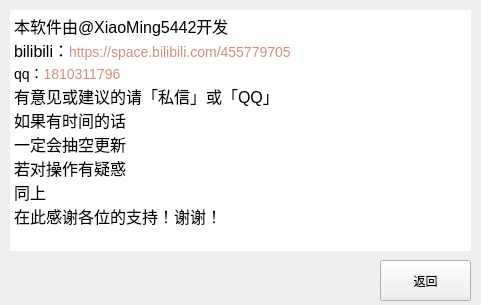
The window that ui/about.ui (XiaoMing5442/GenshinImpact_LotteryAlgorithm_pyside6) describes before a commit, drawn with Qt 5.
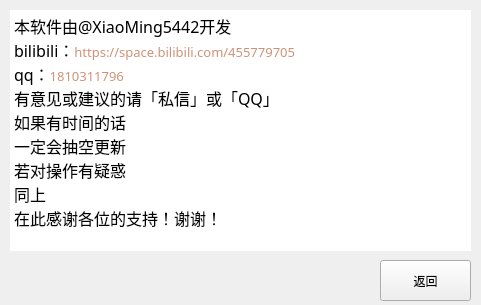
The same window after the commit.

```diff
--- a/ui/about.ui
+++ b/ui/about.ui
@@ -40,24 +40,27 @@
    </property>
    <property name="font">
     <font>
-     <family>Microsoft YaHei UI</family>
-     <pointsize>10</pointsize>
+     <family>阿里巴巴普惠体 2.0 65 Medium</family>
+     <pointsize>12</pointsize>
     </font>
    </property>
    <property name="html">
     <string>&lt;!DOCTYPE HTML PUBLIC &quot;-//W3C//DTD HTML 4.0//EN&quot; &quot;http://www.w3.org/TR/REC-html40/strict.dtd&quot;&gt;
-&lt;html&gt;&lt;head&gt;&lt;meta name=&quot;qrichtext&quot; content=&quot;1&quot; /&gt;&lt;style type=&quot;text/css&quot;&gt;
+&lt;html&gt;&lt;head&gt;&lt;meta name=&quot;qrichtext&quot; content=&quot;1&quot; /&gt;&lt;meta charset=&quot;utf-8&quot; /&gt;&lt;style type=&quot;text/css&quot;&gt;
 p, li { white-space: pre-wrap; }
-&lt;/style&gt;&lt;/head&gt;&lt;body style=&quot; font-family:'Microsoft YaHei UI'; font-size:10pt; font-weight:400; font-style:normal;&quot;&gt;
-&lt;p style=&quot; margin-top:0px; margin-bottom:0px; margin-left:0px; margin-right:0px; -qt-block-indent:0; text-indent:0px;&quot;&gt;&lt;span style=&quot; font-size:12pt;&quot;&gt;本软件由@XiaoMing5442开发&lt;/span&gt;&lt;/p&gt;
-&lt;p style=&quot; margin-top:0px; margin-bottom:0px; margin-left:0px; margin-right:0px; -qt-block-indent:0; text-indent:0px;&quot;&gt;&lt;span style=&quot; font-size:12pt;&quot;&gt;bilibili：&lt;/span&gt;&lt;span style=&quot; font-family:'Consolas','Courier New','monospace'; font-size:14px; color:#ce9178;&quot;&gt;https://space.bilibili.com/455779705&lt;/span&gt;&lt;/p&gt;
-&lt;p style=&quot; margin-top:0px; margin-bottom:0px; margin-left:0px; margin-right:0px; -qt-block-indent:0; text-indent:0px;&quot;&gt;&lt;span style=&quot; font-family:'Consolas','Courier New','monospace'; font-size:14px; color:#000000;&quot;&gt;qq：&lt;/span&gt;&lt;span style=&quot; font-family:'Consolas','Courier New','monospace'; font-size:14px; color:#ce9178;&quot;&gt;1810311796&lt;/span&gt;&lt;/p&gt;
-&lt;p style=&quot; margin-top:0px; margin-bottom:0px; margin-left:0px; margin-right:0px; -qt-block-indent:0; text-indent:0px;&quot;&gt;&lt;span style=&quot; font-size:12pt;&quot;&gt;有意见或建议的请「私信」或「QQ」&lt;/span&gt;&lt;/p&gt;
-&lt;p style=&quot; margin-top:0px; margin-bottom:0px; margin-left:0px; margin-right:0px; -qt-block-indent:0; text-indent:0px;&quot;&gt;&lt;span style=&quot; font-size:12pt;&quot;&gt;如果有时间的话&lt;/span&gt;&lt;/p&gt;
-&lt;p style=&quot; margin-top:0px; margin-bottom:0px; margin-left:0px; margin-right:0px; -qt-block-indent:0; text-indent:0px;&quot;&gt;&lt;span style=&quot; font-size:12pt;&quot;&gt;一定会抽空更新&lt;/span&gt;&lt;/p&gt;
-&lt;p style=&quot; margin-top:0px; margin-bottom:0px; margin-left:0px; margin-right:0px; -qt-block-indent:0; text-indent:0px;&quot;&gt;&lt;span style=&quot; font-size:12pt;&quot;&gt;若对操作有疑惑&lt;/span&gt;&lt;/p&gt;
-&lt;p style=&quot; margin-top:0px; margin-bottom:0px; margin-left:0px; margin-right:0px; -qt-block-indent:0; text-indent:0px;&quot;&gt;&lt;span style=&quot; font-size:12pt;&quot;&gt;同上&lt;/span&gt;&lt;/p&gt;
-&lt;p style=&quot; margin-top:0px; margin-bottom:0px; margin-left:0px; margin-right:0px; -qt-block-indent:0; text-indent:0px;&quot;&gt;&lt;span style=&quot; font-size:12pt;&quot;&gt;在此感谢各位的支持！谢谢！&lt;/span&gt;&lt;/p&gt;&lt;/body&gt;&lt;/html&gt;</string>
+hr { height: 1px; border-width: 0; }
+li.unchecked::marker { content: &quot;\2610&quot;; }
+li.checked::marker { content: &quot;\2612&quot;; }
+&lt;/style&gt;&lt;/head&gt;&lt;body style=&quot; font-family:'阿里巴巴普惠体 2.0 65 Medium'; font-size:12pt; font-weight:400; font-style:normal;&quot;&gt;
+&lt;p style=&quot; margin-top:0px; margin-bottom:0px; margin-left:0px; margin-right:0px; -qt-block-indent:0; text-indent:0px;&quot;&gt;本软件由@XiaoMing5442开发&lt;/p&gt;
+&lt;p style=&quot; margin-top:0px; margin-bottom:0px; margin-left:0px; margin-right:0px; -qt-block-indent:0; text-indent:0px;&quot;&gt;bilibili：&lt;span style=&quot; font-size:10pt; color:#ce9178;&quot;&gt;https://space.bilibili.com/455779705&lt;/span&gt;&lt;/p&gt;
+&lt;p style=&quot; margin-top:0px; margin-bottom:0px; margin-left:0px; margin-right:0px; -qt-block-indent:0; text-indent:0px;&quot;&gt;qq：&lt;span style=&quot; font-size:10pt; color:#ce9178;&quot;&gt;1810311796&lt;/span&gt;&lt;/p&gt;
+&lt;p style=&quot; margin-top:0px; margin-bottom:0px; margin-left:0px; margin-right:0px; -qt-block-indent:0; text-indent:0px;&quot;&gt;有意见或建议的请「私信」或「QQ」&lt;/p&gt;
+&lt;p style=&quot; margin-top:0px; margin-bottom:0px; margin-left:0px; margin-right:0px; -qt-block-indent:0; text-indent:0px;&quot;&gt;如果有时间的话&lt;/p&gt;
+&lt;p style=&quot; margin-top:0px; margin-bottom:0px; margin-left:0px; margin-right:0px; -qt-block-indent:0; text-indent:0px;&quot;&gt;一定会抽空更新&lt;/p&gt;
+&lt;p style=&quot; margin-top:0px; margin-bottom:0px; margin-left:0px; margin-right:0px; -qt-block-indent:0; text-indent:0px;&quot;&gt;若对操作有疑惑&lt;/p&gt;
+&lt;p style=&quot; margin-top:0px; margin-bottom:0px; margin-left:0px; margin-right:0px; -qt-block-indent:0; text-indent:0px;&quot;&gt;同上&lt;/p&gt;
+&lt;p style=&quot; margin-top:0px; margin-bottom:0px; margin-left:0px; margin-right:0px; -qt-block-indent:0; text-indent:0px;&quot;&gt;在此感谢各位的支持！谢谢！&lt;/p&gt;&lt;/body&gt;&lt;/html&gt;</string>
    </property>
   </widget>
  </widget>
```
Left out of the diff: 5 changed lines with no effect on the pictures.
